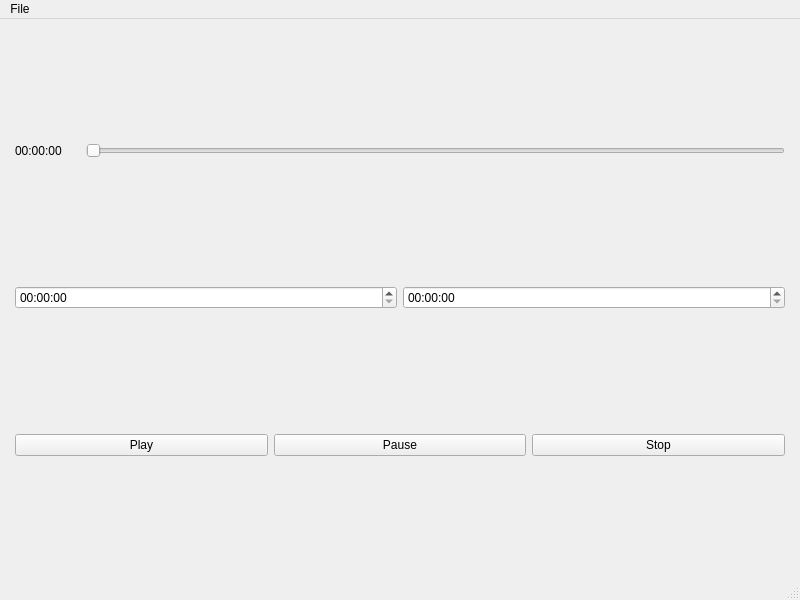
This is mainwindow.ui in Aghas1/VideoEditor as Qt 5 draws it before an edit. The edited form follows.
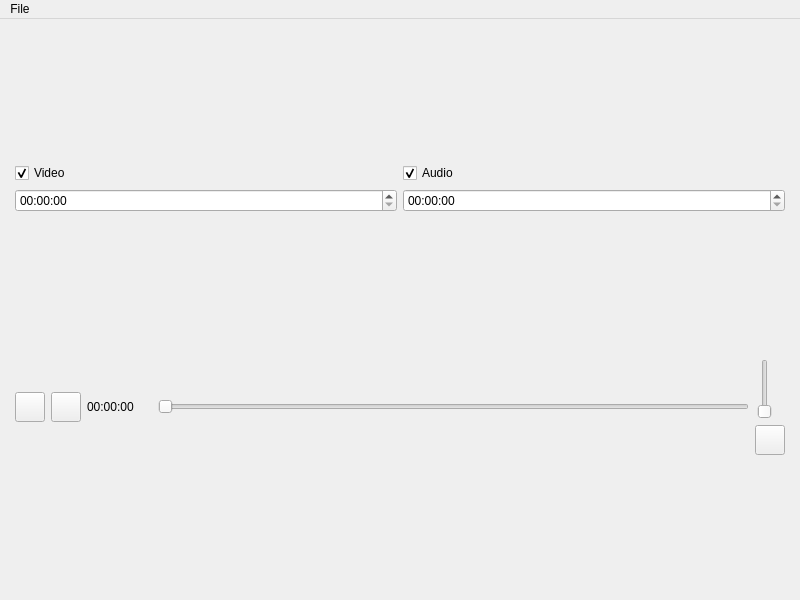
This is the edited form. Icons and pictures are not drawn.

Commit message: Video Editor Stable Version 1.2

```diff
--- a/mainwindow.ui
+++ b/mainwindow.ui
@@ -16,7 +16,7 @@
   <widget class="QWidget" name="centralwidget">
    <layout class="QVBoxLayout" name="verticalLayout">
     <item>
-     <layout class="QHBoxLayout" name="horizontalLayout_2">
+     <layout class="QVBoxLayout" name="layout_redactor">
       <property name="leftMargin">
        <number>6</number>
       </property>
@@ -29,6 +29,109 @@
       <property name="bottomMargin">
        <number>6</number>
       </property>
+      <item>
+       <layout class="QHBoxLayout" name="layout_checkbox">
+        <item>
+         <widget class="QCheckBox" name="check_video">
+          <property name="text">
+           <string>Video</string>
+          </property>
+          <property name="checked">
+           <bool>true</bool>
+          </property>
+         </widget>
+        </item>
+        <item>
+         <widget class="QCheckBox" name="check_audio">
+          <property name="text">
+           <string>Audio</string>
+          </property>
+          <property name="checked">
+           <bool>true</bool>
+          </property>
+         </widget>
+        </item>
+       </layout>
+      </item>
+      <item>
+       <layout class="QHBoxLayout" name="layout_cut">
+        <item>
+         <widget class="QTimeEdit" name="timeEdit"/>
+        </item>
+        <item>
+         <widget class="QTimeEdit" name="timeEdit_2"/>
+        </item>
+       </layout>
+      </item>
+     </layout>
+    </item>
+    <item>
+     <layout class="QHBoxLayout" name="layout_main">
+      <property name="sizeConstraint">
+       <enum>QLayout::SetMinimumSize</enum>
+      </property>
+      <property name="leftMargin">
+       <number>6</number>
+      </property>
+      <property name="topMargin">
+       <number>6</number>
+      </property>
+      <property name="rightMargin">
+       <number>6</number>
+      </property>
+      <property name="bottomMargin">
+       <number>6</number>
+      </property>
+      <item>
+       <widget class="QPushButton" name="Play">
+        <property name="minimumSize">
+         <size>
+          <width>20</width>
+          <height>20</height>
+         </size>
+        </property>
+        <property name="maximumSize">
+         <size>
+          <width>30</width>
+          <height>30</height>
+         </size>
+        </property>
+        <property name="layoutDirection">
+         <enum>Qt::LeftToRight</enum>
+        </property>
+        <property name="styleSheet">
+         <string notr="true">border-image: url(:/icons/play_icon.jpeg);</string>
+        </property>
+        <property name="text">
+         <string/>
+        </property>
+       </widget>
+      </item>
+      <item>
+       <widget class="QPushButton" name="Stop">
+        <property name="minimumSize">
+         <size>
+          <width>30</width>
+          <height>30</height>
+         </size>
+        </property>
+        <property name="maximumSize">
+         <size>
+          <width>30</width>
+          <height>30</height>
+         </size>
+        </property>
+        <property name="layoutDirection">
+         <enum>Qt::LeftToRight</enum>
+        </property>
+        <property name="styleSheet">
+         <string notr="true">border-image: url(:/icons/stop_icon.jpeg);</string>
+        </property>
+        <property name="text">
+         <string/>
+        </property>
+       </widget>
+      </item>
       <item>
        <widget class="QLabel" name="label">
         <property name="minimumSize">
@@ -55,64 +158,62 @@
         </property>
        </widget>
       </item>
-     </layout>
-    </item>
-    <item>
-     <layout class="QHBoxLayout" name="layout_cut">
-      <property name="leftMargin">
-       <number>6</number>
-      </property>
-      <property name="topMargin">
-       <number>6</number>
-      </property>
-      <property name="rightMargin">
-       <number>6</number>
-      </property>
-      <property name="bottomMargin">
-       <number>6</number>
-      </property>
       <item>
-       <widget class="QTimeEdit" name="timeEdit"/>
-      </item>
-      <item>
-       <widget class="QTimeEdit" name="timeEdit_2"/>
-      </item>
-     </layout>
-    </item>
-    <item>
-     <layout class="QHBoxLayout" name="horizontalLayout">
-      <property name="leftMargin">
-       <number>6</number>
-      </property>
-      <property name="topMargin">
-       <number>6</number>
-      </property>
-      <property name="rightMargin">
-       <number>6</number>
-      </property>
-      <property name="bottomMargin">
-       <number>6</number>
-      </property>
-      <item>
-       <widget class="QPushButton" name="Play">
-        <property name="text">
-         <string>Play</string>
+       <layout class="QVBoxLayout" name="layout_sound">
+        <property name="sizeConstraint">
+         <enum>QLayout::SetMinimumSize</enum>
         </property>
-       </widget>
-      </item>
-      <item>
-       <widget class="QPushButton" name="Pause">
-        <property name="text">
-         <string>Pause</string>
-        </property>
-       </widget>
-      </item>
-      <item>
-       <widget class="QPushButton" name="Stop">
-        <property name="text">
-         <string>Stop</string>
-        </property>
-       </widget>
+        <item>
+         <widget class="QSlider" name="soundSlider">
+          <property name="enabled">
+           <bool>true</bool>
+          </property>
+          <property name="sizePolicy">
+           <sizepolicy hsizetype="Fixed" vsizetype="Fixed">
+            <horstretch>0</horstretch>
+            <verstretch>0</verstretch>
+           </sizepolicy>
+          </property>
+          <property name="maximumSize">
+           <size>
+            <width>20</width>
+            <height>60</height>
+           </size>
+          </property>
+          <property name="orientation">
+           <enum>Qt::Vertical</enum>
+          </property>
+         </widget>
+        </item>
+        <item>
+         <widget class="QPushButton" name="Sound">
+          <property name="sizePolicy">
+           <sizepolicy hsizetype="Fixed" vsizetype="Fixed">
+            <horstretch>0</horstretch>
+            <verstretch>0</verstretch>
+           </sizepolicy>
+          </property>
+          <property name="minimumSize">
+           <size>
+            <width>30</width>
+            <height>30</height>
+           </size>
+          </property>
+          <property name="maximumSize">
+           <size>
+            <width>30</width>
+            <height>30</height>
+           </size>
+          </property>
+          <property name="styleSheet">
+           <string notr="true">border-image: url(:/icons/sound_max.jpeg);</string>
+          </property>
+          <property name="text">
+           <string/>
+          </property>
+         </widget>
+        </item>
+       </layout>
       </item>
      </layout>
     </item>
@@ -137,7 +238,6 @@
    </widget>
    <addaction name="menuFile"/>
   </widget>
-  <widget class="QStatusBar" name="statusbar"/>
   <action name="actionOpen">
    <property name="text">
     <string>Open</string>
```
The commit also changes 19 other files.
